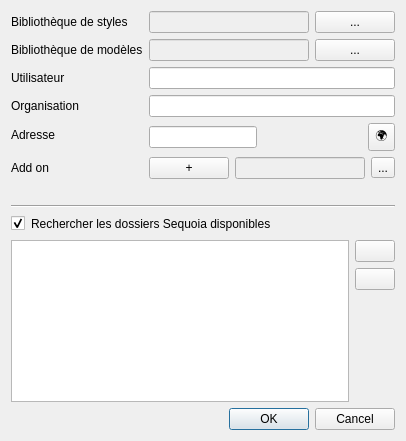
Qt form qsequoia2/modules/global_settings/global_settings.ui (SequoiApp/Qsequoia2) before a commit.
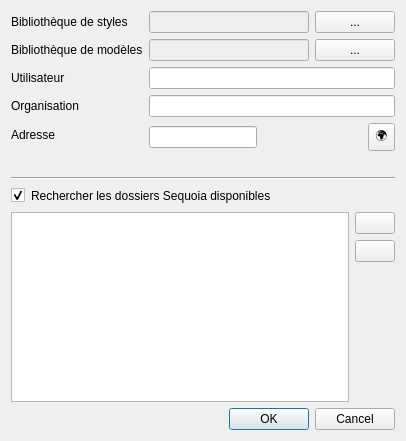
The same form after that commit.

Commit message: suppresion du register et addon dans glob settings

Diff of the .ui file:
```diff
--- a/qsequoia2/modules/global_settings/global_settings.ui
+++ b/qsequoia2/modules/global_settings/global_settings.ui
@@ -134,41 +134,6 @@
       </layout>
      </item>
      <item row="5" column="0">
-      <widget class="QLabel" name="label_6">
-       <property name="text">
-        <string>Add on </string>
-       </property>
-      </widget>
-     </item>
-     <item row="5" column="1">
-      <layout class="QHBoxLayout" name="horizontalLayout">
-       <item>
-        <widget class="QPushButton" name="addon">
-         <property name="toolTip">
-          <string>Personnalisez QSEQUOIA2</string>
-         </property>
-         <property name="text">
-          <string>+</string>
-         </property>
-        </widget>
-       </item>
-       <item>
-        <widget class="QLineEdit" name="addon_folder">
-         <property name="enabled">
-          <bool>false</bool>
-         </property>
-        </widget>
-       </item>
-       <item>
-        <widget class="QToolButton" name="find_addon_folder">
-         <property name="text">
-          <string>...</string>
-         </property>
-        </widget>
-       </item>
-      </layout>
-     </item>
-     <item row="6" column="0">
       <widget class="QLabel" name="label_3">
        <property name="text">
         <string/>
```
The commit also changes 3 other files.
